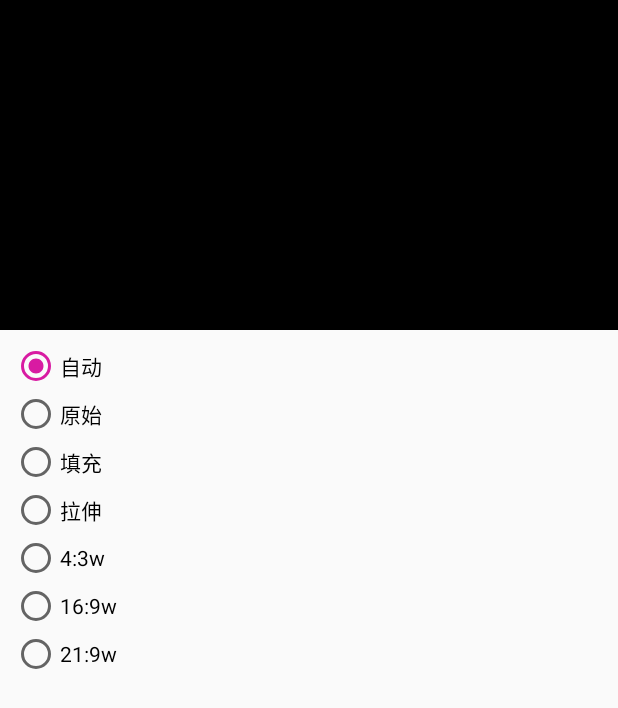
After one commit to seagazer/liteplayer, an Android app: the layout activity_aspect_ratio.xml on its own in the app's theme, with its tools: preview values and no code run, on a phone screen of 412 x 824 dp. The commit adds this screen. Shown: the top 708 px of the screen. Run offline under Robolectric (Android 15) with nearby library versions, the phone set to English and light mode, and no system bars.

Commit message:
[dev]重定义AspectRatio模式

```diff
--- a/sample/src/main/AndroidManifest.xml
+++ b/sample/src/main/AndroidManifest.xml
@@ -30,6 +30,10 @@
             android:name=".example.PlayerActivity"
             android:configChanges="keyboard|keyboardHidden|orientation|screenSize|screenLayout|smallestScreenSize|uiMode"
             android:theme="@style/FullScreenTheme" />
+        <activity
+            android:name=".example.AspectRatioActivity"
+            android:configChanges="keyboard|keyboardHidden|orientation|screenSize|screenLayout|smallestScreenSize|uiMode"
+            android:theme="@style/FullScreenTheme" />
     </application>
 
 </manifest>
--- a/sample/src/main/java/com/seagazer/sample/MainActivity.kt
+++ b/sample/src/main/java/com/seagazer/sample/MainActivity.kt
@@ -3,6 +3,7 @@ package com.seagazer.sample
 import android.os.Bundle
 import android.view.View
 import androidx.appcompat.app.AppCompatActivity
+import com.seagazer.sample.example.AspectRatioActivity
 import com.seagazer.sample.example.PlayerActivity
 import com.seagazer.sample.example.PlayerListActivity
 
@@ -20,4 +21,8 @@ class MainActivity : AppCompatActivity() {
     fun listPlayer(view: View) {
         navigationTo(PlayerListActivity::class.java)
     }
+
+    fun aspectRatio(view: View) {
+        navigationTo(AspectRatioActivity::class.java)
+    }
 }
--- /dev/null
+++ b/sample/src/main/res/layout/activity_aspect_ratio.xml
@@ -0,0 +1,72 @@
+<?xml version="1.0" encoding="utf-8"?>
+<ScrollView xmlns:android="http://schemas.android.com/apk/res/android"
+    xmlns:tools="http://schemas.android.com/tools"
+    android:layout_width="match_parent"
+    android:layout_height="match_parent"
+    tools:context="com.seagazer.sample.example.AspectRatioActivity">
+
+    <LinearLayout
+        android:layout_width="match_parent"
+        android:layout_height="wrap_content"
+        android:orientation="vertical">
+
+        <com.seagazer.liteplayer.widget.LitePlayerView
+            android:id="@+id/player_view"
+            android:layout_width="match_parent"
+            android:layout_height="220dp" />
+
+        <RadioGroup
+            android:id="@+id/aspect_ratio"
+            android:layout_width="wrap_content"
+            android:layout_height="wrap_content"
+            android:orientation="vertical"
+            android:padding="8dp">
+
+            <RadioButton
+                android:id="@+id/ratio_auto"
+                android:layout_width="wrap_content"
+                android:layout_height="wrap_content"
+                android:checked="true"
+                android:text="自动" />
+
+            <RadioButton
+                android:id="@+id/ratio_origin"
+                android:layout_width="wrap_content"
+                android:layout_height="wrap_content"
+                android:text="原始" />
+
+            <RadioButton
+                android:id="@+id/ratio_fill"
+                android:layout_width="wrap_content"
+                android:layout_height="wrap_content"
+                android:text="填充" />
+
+            <RadioButton
+                android:id="@+id/ratio_stretch"
+                android:layout_width="wrap_content"
+                android:layout_height="wrap_content"
+                android:text="拉伸" />
+
+            <RadioButton
+                android:id="@+id/ratio_4_3"
+                android:layout_width="wrap_content"
+                android:layout_height="wrap_content"
+                android:text="4:3w" />
+
+            <RadioButton
+                android:id="@+id/ratio_16_9"
+                android:layout_width="wrap_content"
+                android:layout_height="wrap_content"
+                android:text="16:9w" />
+
+            <RadioButton
+                android:id="@+id/ratio_21_9"
+                android:layout_width="wrap_content"
+                android:layout_height="wrap_content"
+                android:text="21:9w" />
+
+        </RadioGroup>
+
+    </LinearLayout>
+
+</ScrollView>
```
Also changed, not shown: library/src/main/java/com/seagazer/liteplayer/config/AspectRatio.kt (+30 -4 lines), library/src/main/java/com/seagazer/liteplayer/render/RenderMeasure.kt (+17 -13 lines), sample/src/main/java/com/seagazer/sample/example/AspectRatioActivity.kt (added, +60 -0 lines), sample/src/main/java/com/seagazer/sample/example/PlayerActivity.kt (+5 -19 lines), sample/src/main/res/layout/activity_main.xml (+8 -0 lines), sample/src/main/res/layout/activity_player.xml (+0 -60 lines).
